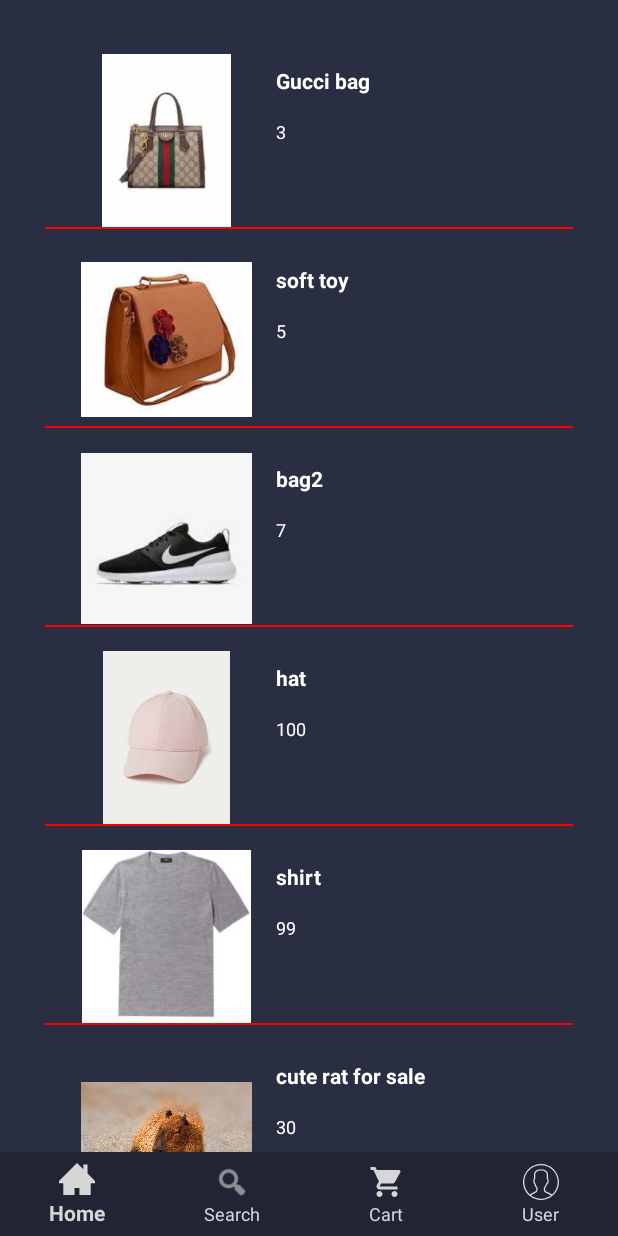
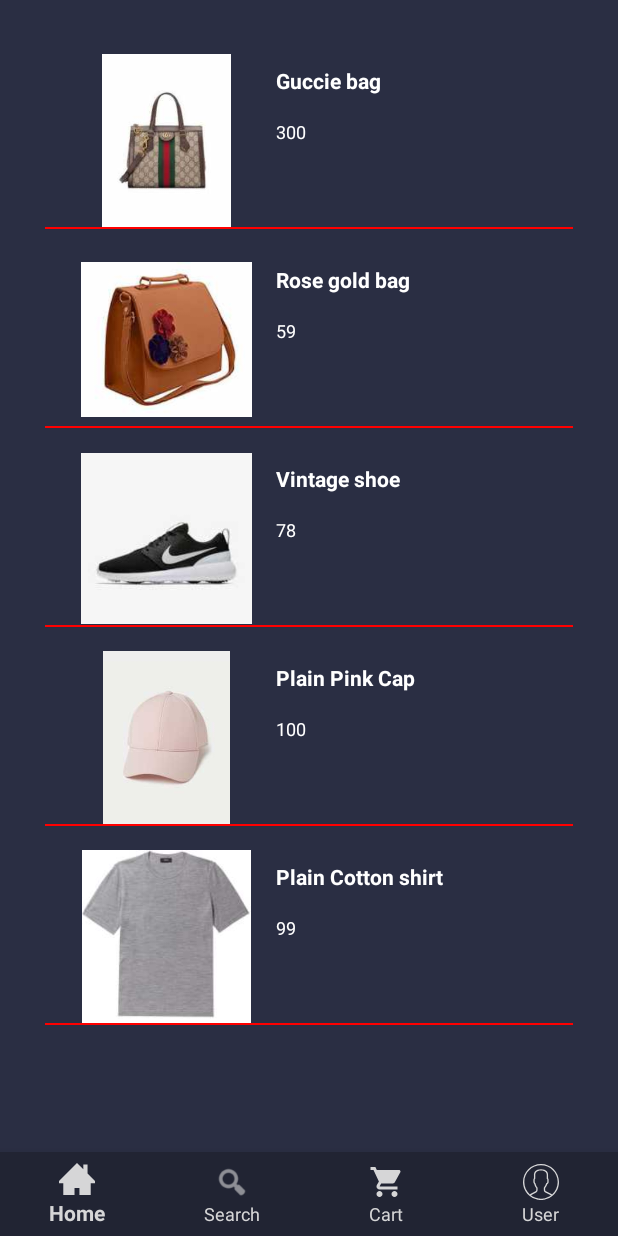
Before and after one commit to Deux08/ASAP, an Android app: the HomeFragment screen opened directly, with no data from a screen before it, on a phone screen of 412 x 824 dp. Run offline under Robolectric (Android 15) with nearby library versions, the phone set to English and light mode, and no system bars; our stand-ins replace CircleImageView, Firebase (no records; nobody signed in at launch, a user with empty details on screens opened directly).

Commit message:
- adjusting the layout for the homepage

```diff
--- a/app/src/main/java/sg/al/asap/Fragments/HomeFragment.java
+++ b/app/src/main/java/sg/al/asap/Fragments/HomeFragment.java
@@ -38,12 +38,12 @@ public class HomeFragment extends Fragment {
         listView = view.findViewById(R.id.galleryLV);
 
 
-        productslist.add(new Product("Gucci bag", 3, R.drawable.gucci_bag));
-        productslist.add(new Product("soft toy", 5, R.drawable.bag));
-        productslist.add(new Product("bag2", 7, R.drawable.shoe));
-        productslist.add(new Product("hat", 100, R.drawable.hat));
-        productslist.add(new Product("shirt", 99, R.drawable.shirt));
-        productslist.add(new Product("cute rat for sale", 30, R.drawable.capybara5));
+        productslist.add(new Product("Guccie bag", 300, R.drawable.gucci_bag));
+        productslist.add(new Product("Rose gold bag", 59, R.drawable.bag));
+        productslist.add(new Product("Vintage shoe ", 78, R.drawable.shoe));
+        productslist.add(new Product("Plain Pink Cap", 100, R.drawable.hat));
+        productslist.add(new Product("Plain Cotton shirt", 99, R.drawable.shirt));
+//        productslist.add(new Product("cute rat for sale", 30, R.drawable.capybara5));
 
 
 
--- a/app/src/main/res/layout/product_row.xml
+++ b/app/src/main/res/layout/product_row.xml
@@ -21,6 +21,8 @@
         android:layout_height="115dp"
         android:layout_marginStart="24dp"
         android:layout_marginTop="16dp"
+        android:scaleType="centerInside"
+        android:adjustViewBounds="true"
         app:layout_constraintStart_toStartOf="parent"
         app:layout_constraintTop_toTopOf="parent" />
 
```
